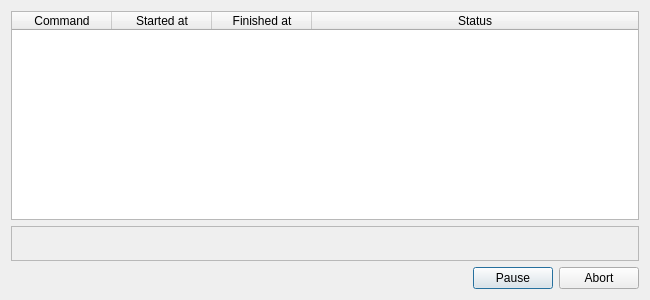
Before: the Qt Designer form gui/commandsrundialog.ui in jrueb/Burn-InSetupControlSoftware, drawn with Qt 5.
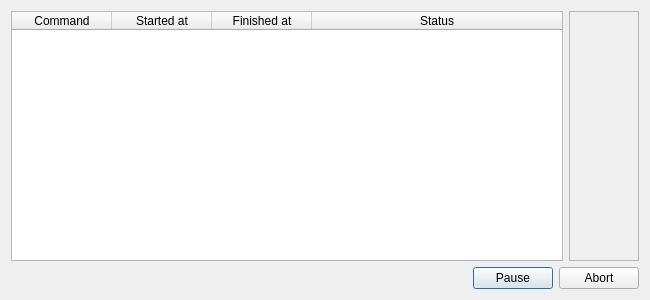
After: the same form once the commit is applied.

Commit message: Layout device display vertically to the right

```diff
--- a/gui/commandsrundialog.ui
+++ b/gui/commandsrundialog.ui
@@ -15,6 +15,8 @@
   </property>
   <layout class="QVBoxLayout" name="verticalLayout">
    <item>
+    <layout class="QHBoxLayout" name="horizontalLayout_2">
+     <item>
     <widget class="QTableWidget" name="commands_table">
      <property name="editTriggers">
       <set>QAbstractItemView::NoEditTriggers</set>
@@ -65,7 +67,7 @@
    <item>
     <widget class="QScrollArea" name="scrollArea">
      <property name="sizePolicy">
-      <sizepolicy hsizetype="Expanding" vsizetype="Expanding">
+        <sizepolicy hsizetype="Minimum" vsizetype="Expanding">
        <horstretch>0</horstretch>
        <verstretch>0</verstretch>
       </sizepolicy>
@@ -73,7 +75,7 @@
      <property name="maximumSize">
       <size>
        <width>16777215</width>
-       <height>35</height>
+         <height>16777215</height>
       </size>
      </property>
      <property name="verticalScrollBarPolicy">
@@ -90,12 +92,12 @@
        <rect>
         <x>0</x>
         <y>0</y>
-        <width>630</width>
-        <height>15</height>
+          <width>68</width>
+          <height>18</height>
        </rect>
       </property>
       <property name="sizePolicy">
-       <sizepolicy hsizetype="Expanding" vsizetype="Expanding">
+         <sizepolicy hsizetype="Expanding" vsizetype="Maximum">
         <horstretch>0</horstretch>
         <verstretch>0</verstretch>
        </sizepolicy>
@@ -109,28 +111,14 @@
       <property name="maximumSize">
        <size>
         <width>16777215</width>
-        <height>15</height>
-       </size>
-      </property>
-      <layout class="QHBoxLayout" name="device_status_area">
-       <property name="spacing">
-        <number>20</number>
-       </property>
-       <property name="leftMargin">
-        <number>0</number>
-       </property>
-       <property name="topMargin">
-        <number>0</number>
-       </property>
-       <property name="rightMargin">
-        <number>0</number>
-       </property>
-       <property name="bottomMargin">
-        <number>0</number>
-       </property>
-      </layout>
-     </widget>
-    </widget>
+          <height>16777215</height>
+         </size>
+        </property>
+        <layout class="QVBoxLayout" name="device_status_area"/>
+       </widget>
+      </widget>
+     </item>
+    </layout>
    </item>
    <item>
     <layout class="QHBoxLayout" name="horizontalLayout">
```
Lines whose indentation alone changed are shown as unchanged. The commit also changes 1 other file.
